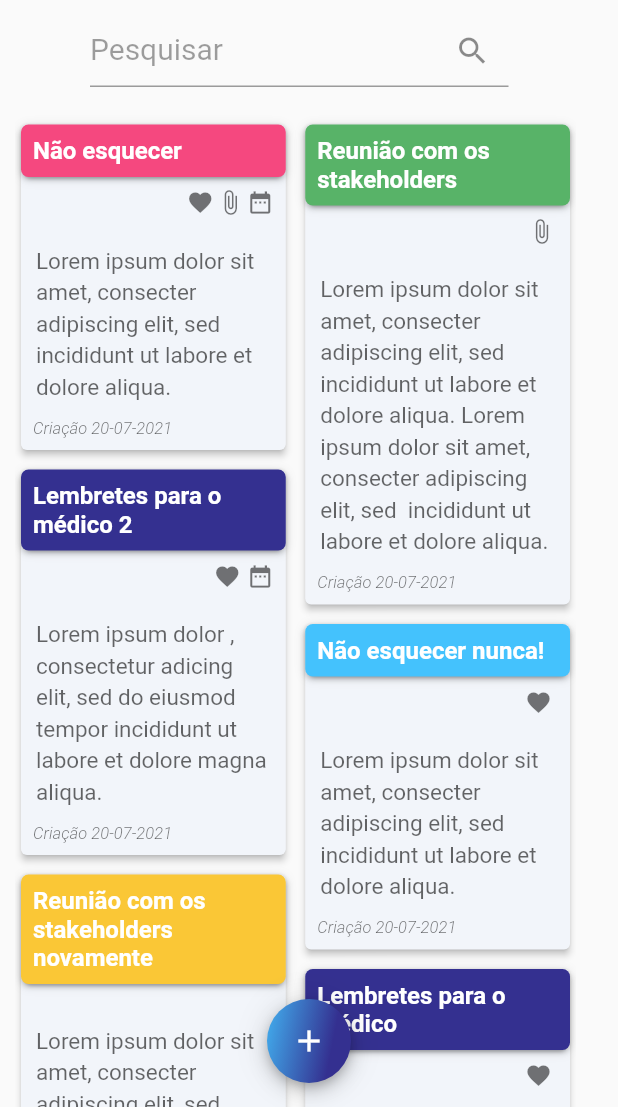
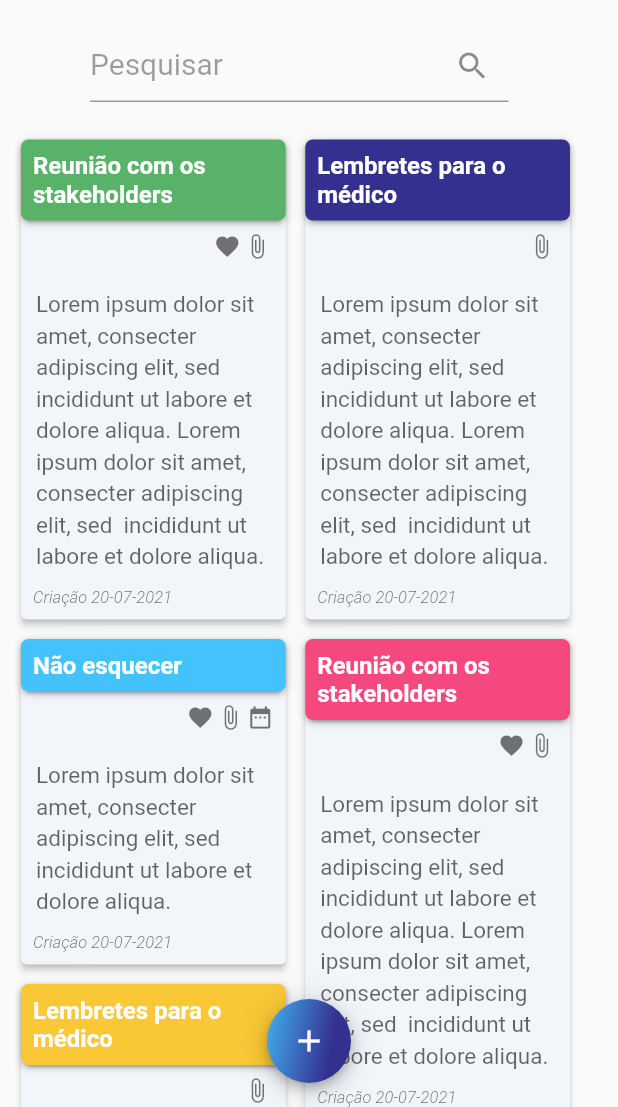
Before and after one commit to andrekubotsu/raro-academy-level-up-4, a Flutter app: the screen it shows after launch, on a phone screen of 412 x 824 dp, the part 129-1236 px from its top. Run offline on Flutter 3.47's test engine with Material 2 defaults, Android fonts, the phone set to English and light mode, and no system bars; drawn by our look-alikes of focused_menu; our stand-ins replace date_format; missing offline and left inert: animated_card; project files that could hold a hidden picture were left out.

Commit message:
controller update

```diff
--- a/lib/main.dart
+++ b/lib/main.dart
@@ -1,4 +1,4 @@
-import 'package:bloco_de_notas/src/features/notes_list/notes_list_page.dart';
+
 import 'package:bloco_de_notas/src/features/splash/splash_page.dart';
 import 'package:bloco_de_notas/src/shared/constants/app_colors.dart';
 import 'package:flutter/material.dart';
@@ -16,7 +16,6 @@ class MyApp extends StatelessWidget {
         primarySwatch: Colors.blue,
         scrollbarTheme: ScrollbarThemeData(
             isAlwaysShown: true,
-            showTrackOnHover: true,
             interactive: true,
             thickness: MaterialStateProperty.all(10),
             thumbColor: MaterialStateProperty.all(AppColors.lightPurple),
--- a/lib/src/features/notes_list/notes_list_controller.dart
+++ /dev/null
@@ -1,131 +0,0 @@
-import 'package:bloco_de_notas/src/shared/constants/app_colors.dart';
-import 'package:date_format/date_format.dart';
-
-var inputDate = formatDate(DateTime.now(), [dd, '-', mm, '-', yyyy]);
-
-class NotesListController {
-  List data = [
-    {},
-    {
-      "title": "Não esquecer",
-      "noteText":
-          "Lorem ipsum dolor sit amet, consecter adipiscing elit, sed  incididunt ut labore et dolore aliqua.",
-      "isFavorite": true,
-      "isScheduled": true,
-      "hasAttachedFile": true,
-      "date": inputDate,
-      "noteColor": AppColors.pink
-    },
-    {
-      "title": "Reunião com os stakeholders",
-      "noteText":
-          "Lorem ipsum dolor sit amet, consecter adipiscing elit, sed  incididunt ut labore et dolore aliqua. Lorem ipsum dolor sit amet, consecter adipiscing elit, sed  incididunt ut labore et dolore aliqua.",
-      "isFavorite": false,
-      "isScheduled": false,
-      "hasAttachedFile": true,
-      "date": inputDate,
-      "noteColor": AppColors.green
-    },
-    {
-      "title": "Lembretes para o médico 2",
-      "noteText":
-          "Lorem ipsum dolor , consectetur adicing elit, sed do eiusmod tempor incididunt ut labore et dolore magna aliqua.",
-      "isFavorite": true,
-      "isScheduled": true,
-      "hasAttachedFile": false,
-      "attchFile": "Link do arquivo?",
-      "date": inputDate,
-      "noteColor": AppColors.darkPurple
-    },
-    {
-      "title": "Não esquecer nunca!",
-      "noteText":
-          "Lorem ipsum dolor sit amet, consecter adipiscing elit, sed  incididunt ut labore et dolore aliqua.",
-      "isFavorite": true,
-      "isScheduled": false,
-      "hasAttachedFile": false,
-      "date": inputDate,
-      "noteColor": AppColors.cyan
-    },
-    {
-      "title": "Reunião com os stakeholders novamente",
-      "noteText":
-          "Lorem ipsum dolor sit amet, consecter adipiscing elit, sed  incididunt ut labore et dolore aliqua. Lorem ipsum dolor sit amet, consecter adipiscing elit, sed  incididunt ut labore et dolore aliqua.",
-      "isFavorite": false,
-      "isScheduled": false,
-      "hasAttachedFile": false,
-      "date": inputDate,
-      "noteColor": AppColors.yellow
-    },
-    {
-      "title": "Lembretes para o médico",
-      "noteText":
-          "Lorem ipsum dolor , consectetur adicing elit, sed do eiusmod tempor incididunt ut labore et dolore magna aliqua.",
-      "isFavorite": true,
-      "isScheduled": false,
-      "hasAttachedFile": false,
-      "date": inputDate,
-      "noteColor": AppColors.darkPurple
-    },
-    {
-      "title": "Não esquecer",
-      "noteText":
-          "Lorem ipsum dolor sit amet, consecter adipiscing elit, sed  incididunt ut labore et dolore aliqua.",
-      "isFavorite": true,
-      "isScheduled": false,
-      "hasAttachedFile": false,
-      "date": inputDate,
-      "noteColor": AppColors.pink
-    },
-    {
-      "title": "Reunião com os stakeholders",
-      "noteText":
-          "Lorem ipsum dolor sit amet, consecter adipiscing elit, sed  incididunt ut labore et dolore aliqua. Lorem ipsum dolor sit amet, consecter adipiscing elit, sed  incididunt ut labore et dolore aliqua.",
-      "isFavorite": false,
-      "isScheduled": true,
-      "hasAttachedFile": false,
-      "date": inputDate,
-      "noteColor": AppColors.green
-    },
-    {
-      "title": "Lembretes para o médico 2",
-      "noteText":
-          "Lorem ipsum dolor , consectetur adicing elit, sed do eiusmod tempor incididunt ut labore et dolore magna aliqua.",
-      "isFavorite": true,
-      "isScheduled": false,
-      "hasAttachedFile": false,
-      "date": inputDate,
-      "noteColor": AppColors.darkPurple
-    },
-    {
-      "title": "Não esquecer nunca!",
-      "noteText":
-          "Lorem ipsum dolor sit amet, consecter adipiscing elit, sed  incididunt ut labore et dolore aliqua.",
-      "isFavorite": true,
-      "isScheduled": false,
-      "hasAttachedFile": false,
-      "date": inputDate,
-      "noteColor": AppColors.cyan
-    },
-    {
-      "title": "Reunião com os stakeholders novamente",
-      "noteText":
-          "Lorem ipsum dolor sit amet, consecter adipiscing elit, sed  incididunt ut labore et dolore aliqua. Lorem ipsum dolor sit amet, consecter adipiscing elit, sed  incididunt ut labore et dolore aliqua.",
-      "isFavorite": false,
-      "isScheduled": false,
-      "hasAttachedFile": false,
-      "date": inputDate,
-      "noteColor": AppColors.yellow
-    },
-    {
-      "title": "Lembretes para o médico",
-      "noteText":
-          "Lorem ipsum dolor , consectetur adicing elit, sed do eiusmod tempor incididunt ut labore et dolore magna aliqua.",
-      "isFavorite": true,
-      "isScheduled": false,
-      "hasAttachedFile": false,
-      "date": inputDate,
-      "noteColor": AppColors.darkPurple
-    },
-  ];
-}
--- a/lib/src/features/notes_list/notes_list_page.dart
+++ b/lib/src/features/notes_list/notes_list_page.dart
@@ -1,7 +1,7 @@
 import 'dart:ui';
 
 import 'package:bloco_de_notas/src/features/new_note/new_note.dart';
-import 'package:bloco_de_notas/src/features/notes_list/notes_list_controller.dart';
+import 'package:bloco_de_notas/src/shared/controllers/notes_list_controller.dart';
 import 'package:bloco_de_notas/src/shared/constants/app_colors.dart';
 import 'package:bloco_de_notas/src/shared/widgets/add_new_note_button_widget.dart';
 
@@ -42,13 +42,10 @@ class _NotesListPageState extends State<NotesListPage> {
           preferredSize: Size(MediaQuery.of(context).size.width, 86),
         ),
         body: Padding(
-          padding: const EdgeInsets.only(right: 10.0, top: 10),
+          padding: const EdgeInsets.only(right: 10, top: 10),
           child: Scrollbar(
             child: Padding(
-              padding: const EdgeInsets.only(
-                left: 10,
-                right: 18,
-              ),
+              padding: const EdgeInsets.only(right: 18.0, top: 10, left: 10),
               child: StaggeredGridView.countBuilder(
                 crossAxisSpacing: 5,
                 mainAxisSpacing: 5,
@@ -75,14 +72,13 @@ class _NotesListPageState extends State<NotesListPage> {
                     );
                   } else {
                     return NoteCardWidget(
-                      titleText: controller.data[index]["title"],
-                      noteColor: controller.data[index]["noteColor"],
-                      isFavorite: controller.data[index]["isFavorite"],
-                      hasAttachedFile: controller.data[index]
-                          ["hasAttachedFile"],
-                      isScheduled: controller.data[index]["isScheduled"],
-                      noteText: controller.data[index]["noteText"],
-                      date: controller.data[index]["date"],
+                      titleText: controller.data[index].title,
+                      noteColor: controller.data[index].noteColor,
+                      isFavorite: controller.data[index].isFavorite,
+                      hasAttachedFile: controller.data[index].hasAttachedFile,
+                      isScheduled: controller.data[index].isScheduled,
+                      noteText: controller.data[index].noteText,
+                      date: controller.data[index].date,
                     );
                   }
                 },
--- /dev/null
+++ b/lib/src/shared/controllers/notes_list_controller.dart
@@ -0,0 +1,64 @@
+import 'package:bloco_de_notas/src/shared/constants/app_colors.dart';
+import 'package:bloco_de_notas/src/shared/models/notes_model.dart';
+import 'package:date_format/date_format.dart';
+
+var inputDate = formatDate(DateTime.now(), [dd, '-', mm, '-', yyyy]);
+
+class NotesListController {
+  List<Note> data = [
+    Note(
+        title: "Não esquecer",
+        noteText:
+            "Lorem ipsum dolor sit amet, consecter adipiscing elit, sed  incididunt ut labore et dolore aliqua.",
+        isFavorite: true,
+        isScheduled: true,
+        hasAttachedFile: true,
+        date: inputDate,
+        noteColor: AppColors.pink),
+    Note(
+        title: "Reunião com os stakeholders",
+        noteText:
+            "Lorem ipsum dolor sit amet, consecter adipiscing elit, sed  incididunt ut labore et dolore aliqua. Lorem ipsum dolor sit amet, consecter adipiscing elit, sed  incididunt ut labore et dolore aliqua.",
+        isFavorite: true,
+        isScheduled: false,
+        hasAttachedFile: true,
+        date: inputDate,
+        noteColor: AppColors.green),
+    Note(
+        title: "Lembretes para o médico ",
+        noteText:
+            "Lorem ipsum dolor sit amet, consecter adipiscing elit, sed  incididunt ut labore et dolore aliqua. Lorem ipsum dolor sit amet, consecter adipiscing elit, sed  incididunt ut labore et dolore aliqua.",
+        isFavorite: false,
+        isScheduled: false,
+        hasAttachedFile: true,
+        date: inputDate,
+        noteColor: AppColors.darkPurple),
+    Note(
+        title: "Não esquecer",
+        noteText:
+            "Lorem ipsum dolor sit amet, consecter adipiscing elit, sed  incididunt ut labore et dolore aliqua.",
+        isFavorite: true,
+        isScheduled: true,
+        hasAttachedFile: true,
+        date: inputDate,
+        noteColor: AppColors.cyan),
+    Note(
+        title: "Reunião com os stakeholders",
+        noteText:
+            "Lorem ipsum dolor sit amet, consecter adipiscing elit, sed  incididunt ut labore et dolore aliqua. Lorem ipsum dolor sit amet, consecter adipiscing elit, sed  incididunt ut labore et dolore aliqua.",
+        isFavorite: true,
+        isScheduled: false,
+        hasAttachedFile: true,
+        date: inputDate,
+        noteColor: AppColors.pink),
+    Note(
+        title: "Lembretes para o médico ",
+        noteText:
+            "Lorem ipsum dolor sit amet, consecter adipiscing elit, sed  incididunt ut labore et dolore aliqua. Lorem ipsum dolor sit amet, consecter adipiscing elit, sed  incididunt ut labore et dolore aliqua.",
+        isFavorite: false,
+        isScheduled: false,
+        hasAttachedFile: true,
+        date: inputDate,
+        noteColor: AppColors.yellow),
+  ];
+}
```
Also changed, not shown: lib/src/features/home/empty_home.dart (added, +111 -0 lines), lib/src/features/home/home_page.dart (+6 -103 lines), lib/src/shared/models/notes_model.dart (+43 -26 lines).
